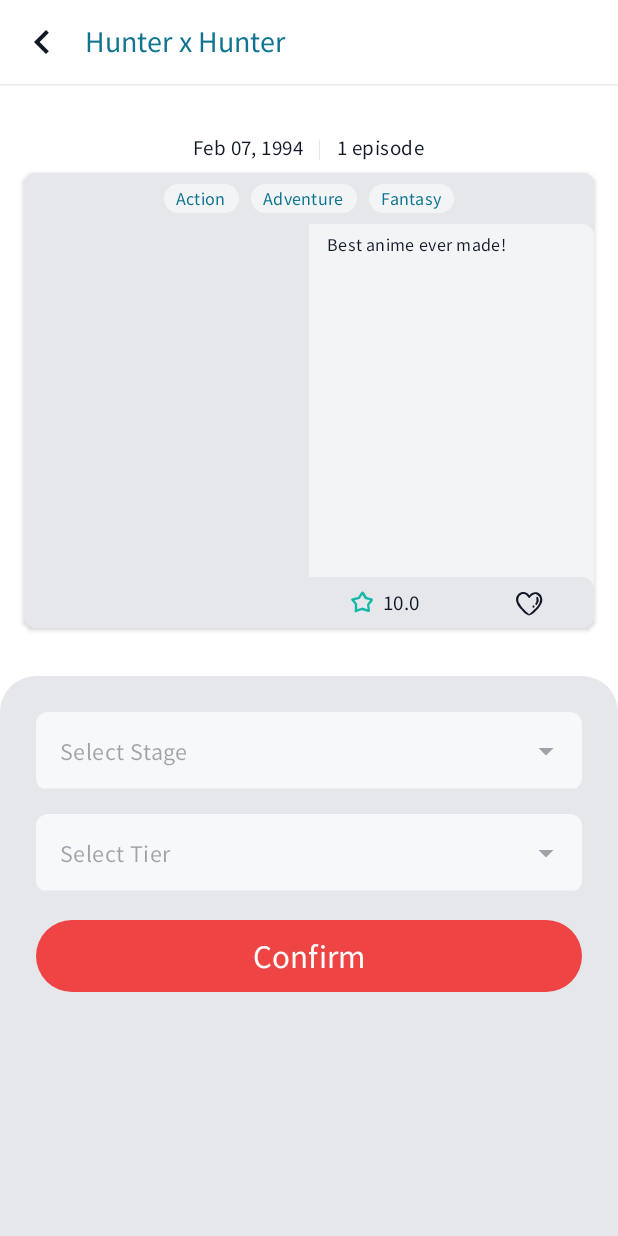
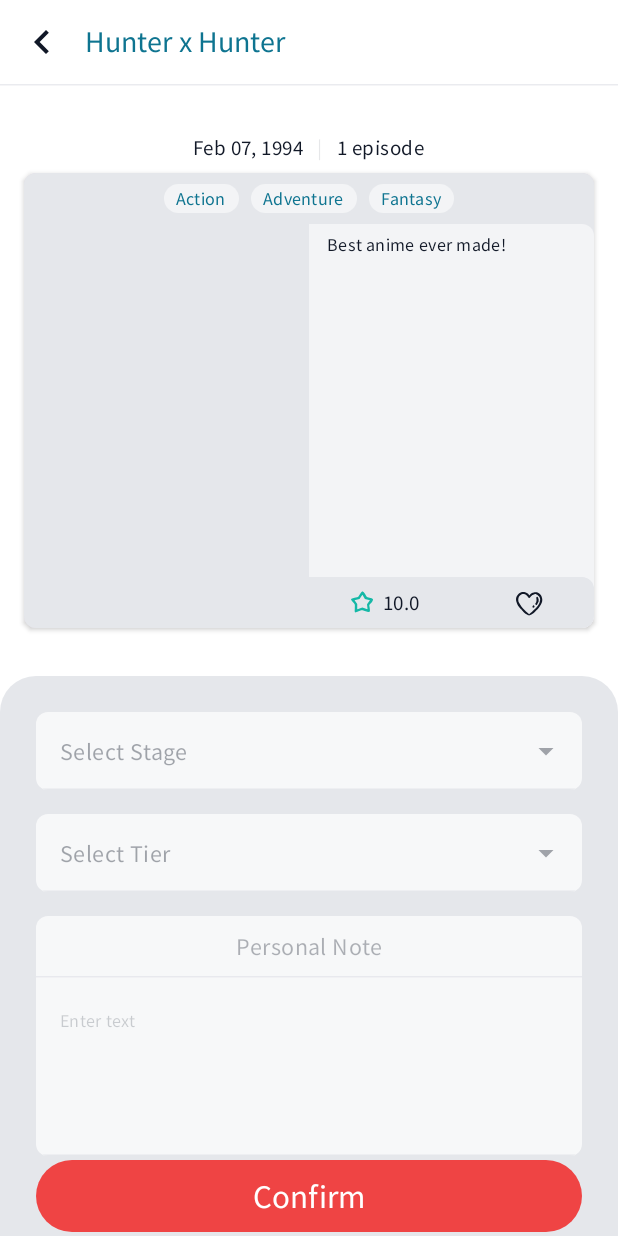
Before and after one commit to LcsGomes94/lcsanimelist_app_android, an Android app built with Jetpack Compose: the composable EditModal shown on its own in the app's theme, on a phone screen of 412 x 824 dp. Run offline under Robolectric (Android 15) with nearby library versions, the phone set to English and light mode, and no system bars; pictures from the network do not load.

Commit message:
added PersonalNotetextField to EditModal

```diff
--- a/app/src/main/java/app/vercel/lcsanimelist/presentation/ui/common/component/animecard/AnimeCard.kt
+++ b/app/src/main/java/app/vercel/lcsanimelist/presentation/ui/common/component/animecard/AnimeCard.kt
@@ -92,8 +92,10 @@ fun AnimeCard(
                                 .padding(vertical = 6.dp, horizontal = 12.dp)
                         ) {
                             Text(
-                                text = if (screenType == ScreenType.MODAL && previewNewNote.isNotEmpty() && previewIsFavorite) previewNewNote
-                                else anime.personalNote ?: anime.synopsis ?: "",
+                                text = if (screenType == ScreenType.MODAL) {
+                                    if (previewNewNote.isNotEmpty() && previewIsFavorite) previewNewNote
+                                    else anime.synopsis ?: ""
+                                } else anime.personalNote ?: anime.synopsis ?: "",
                                 style = MaterialTheme.typography.bodySmall,
                                 color = MaterialTheme.colorScheme.onSurface
                             )
--- a/app/src/main/java/app/vercel/lcsanimelist/presentation/ui/common/component/animecard/component/AnimeCardBottomBar.kt
+++ b/app/src/main/java/app/vercel/lcsanimelist/presentation/ui/common/component/animecard/component/AnimeCardBottomBar.kt
@@ -29,8 +29,8 @@ fun AnimeCardBottomBar(
     personalStage: PersonalStage? = Anime().personalStage,
     previewIsFavorite: Boolean = true,
     previewNewTier: PersonalTier? = null,
-    onFavoriteToggle: () -> Unit = { },
-    openModal: () -> Unit = { },
+    onFavoriteToggle: () -> Unit = {},
+    openModal: () -> Unit = {},
 ) {
 
     Box(
--- a/app/src/main/java/app/vercel/lcsanimelist/presentation/ui/common/component/editmodal/EditModal.kt
+++ b/app/src/main/java/app/vercel/lcsanimelist/presentation/ui/common/component/editmodal/EditModal.kt
@@ -1,10 +1,12 @@
 package app.vercel.lcsanimelist.presentation.ui.common.component.editmodal
 
 import androidx.compose.foundation.background
+import androidx.compose.foundation.layout.Arrangement
 import androidx.compose.foundation.layout.Box
 import androidx.compose.foundation.layout.Column
 import androidx.compose.foundation.layout.Row
 import androidx.compose.foundation.layout.Spacer
+import androidx.compose.foundation.layout.fillMaxHeight
 import androidx.compose.foundation.layout.fillMaxSize
 import androidx.compose.foundation.layout.fillMaxWidth
 import androidx.compose.foundation.layout.height
@@ -91,7 +93,9 @@ fun EditModal(
             previewNewTier = newTier,
             previewNewNote = newNote,
             screenType = ScreenType.MODAL,
-            onFavoriteToggle = viewModel::onFavoriteToggle
+            onFavoriteToggle = {
+                if (anime.personalStage != null) viewModel.onFavoriteToggle()
+            }
         )
         Spacer(modifier = Modifier.height(32.dp))
         Column(
@@ -102,14 +106,9 @@ fun EditModal(
                     color = MaterialTheme.colorScheme.surface,
                     shape = RoundedCornerShape(topStart = 24.dp, topEnd = 24.dp)
                 )
-                .padding(24.dp)
+                .padding(top = 24.dp, start = 24.dp, end = 24.dp)
         ) {
             Column(
-                modifier = Modifier.fillMaxWidth()
-            ) {
-
-            }
-            Box(
                 modifier = Modifier.weight(1f)
             ) {
                 EditModalForm(
@@ -121,11 +120,14 @@ fun EditModal(
                     onTierChange = viewModel::onTierChange,
                     onNoteChange = viewModel::onNoteChange
                 )
+                Column(
+                    modifier = Modifier.weight(1f),
+                    verticalArrangement = Arrangement.Center
+                ) {
                     Button(
                         modifier = Modifier
                             .fillMaxWidth()
-                        .height(48.dp)
-                        .align(Alignment.Center),
+                            .height(48.dp),
                         colors = ButtonDefaults.buttonColors(
                             containerColor =
                             if (isFavorite) MaterialTheme.colorScheme.primary
@@ -142,5 +144,6 @@ fun EditModal(
                 }
             }
         }
+    }
 
 }
--- a/app/src/main/java/app/vercel/lcsanimelist/presentation/ui/common/component/editmodal/component/EditModalForm.kt
+++ b/app/src/main/java/app/vercel/lcsanimelist/presentation/ui/common/component/editmodal/component/EditModalForm.kt
@@ -39,6 +39,11 @@ fun EditModalForm(
             newTier = newTier,
             onTierChange = onTierChange
         )
+        PersonalNoteTextField(
+            isFavorite = isFavorite,
+            newNote = newNote,
+            onNoteChange = onNoteChange
+        )
     }
 
 }
--- /dev/null
+++ b/app/src/main/java/app/vercel/lcsanimelist/presentation/ui/common/component/editmodal/component/PersonalNoteTextField.kt
@@ -0,0 +1,81 @@
+package app.vercel.lcsanimelist.presentation.ui.common.component.editmodal.component
+
+import androidx.compose.foundation.background
+import androidx.compose.foundation.layout.Box
+import androidx.compose.foundation.layout.Column
+import androidx.compose.foundation.layout.fillMaxWidth
+import androidx.compose.foundation.layout.height
+import androidx.compose.foundation.shape.RoundedCornerShape
+import androidx.compose.material3.ExposedDropdownMenuDefaults
+import androidx.compose.material3.HorizontalDivider
+import androidx.compose.material3.MaterialTheme
+import androidx.compose.material3.Text
+import androidx.compose.material3.TextField
+import androidx.compose.material3.TextFieldDefaults
+import androidx.compose.runtime.Composable
+import androidx.compose.ui.Alignment
+import androidx.compose.ui.Modifier
+import androidx.compose.ui.unit.dp
+
+@Composable
+fun PersonalNoteTextField(
+    modifier: Modifier = Modifier,
+    isFavorite: Boolean = true,
+    newNote: String = "",
+    onNoteChange: (String) -> Unit = {}
+) {
+    Column(
+        modifier = modifier
+            .fillMaxWidth()
+            .height(160.dp)
+            .background(
+                color = if (isFavorite) MaterialTheme.colorScheme.background else MaterialTheme.colorScheme.background.copy(alpha = 0.7f),
+                shape = RoundedCornerShape(8.dp)
+            )
+    ) {
+        Box(
+            modifier = Modifier
+                .fillMaxWidth()
+                .height(40.dp),
+            contentAlignment = Alignment.Center
+        ) {
+            Text(
+                text = "Personal Note",
+                color =  if (isFavorite) MaterialTheme.colorScheme.onSurface else MaterialTheme.colorScheme.onSurface.copy(alpha = 0.33f),
+                style = MaterialTheme.typography.bodyLarge,
+            )
+        }
+        HorizontalDivider(thickness = 1.dp, color = MaterialTheme.colorScheme.surface.copy(alpha = 0.8f))
+        TextField(
+            shape = RoundedCornerShape(8.dp),
+            modifier = Modifier
+                .fillMaxWidth()
+                .weight(1f),
+            value = newNote,
+            onValueChange = onNoteChange,
+            enabled = isFavorite,
+            colors = TextFieldDefaults.colors().copy(
+                unfocusedContainerColor = MaterialTheme.colorScheme.background,
+                focusedContainerColor = MaterialTheme.colorScheme.background,
+                disabledContainerColor = MaterialTheme.colorScheme.background.copy(alpha = 0.0f),
+                focusedIndicatorColor = MaterialTheme.colorScheme.surface,
+                unfocusedIndicatorColor = MaterialTheme.colorScheme.surface,
+                disabledIndicatorColor = MaterialTheme.colorScheme.surface,
+                focusedTextColor = MaterialTheme.colorScheme.onSurface,
+                unfocusedTextColor = MaterialTheme.colorScheme.onSurface,
+                focusedTrailingIconColor = MaterialTheme.colorScheme.onSurface,
+                unfocusedTrailingIconColor = MaterialTheme.colorScheme.onSurface,
+                focusedPlaceholderColor = MaterialTheme.colorScheme.onSurface.copy(alpha = 0.6f),
+                unfocusedPlaceholderColor = MaterialTheme.colorScheme.onSurface.copy(alpha = 0.6f),
+                disabledPlaceholderColor = MaterialTheme.colorScheme.onSurface.copy(alpha = 0.2f)
+            ),
+            textStyle = MaterialTheme.typography.bodySmall,
+            placeholder = {
+                Text(
+                    text = "Enter text",
+                    style = MaterialTheme.typography.bodySmall,
+                )
+            }
+        )
+    }
+}
--- a/app/src/main/java/app/vercel/lcsanimelist/presentation/ui/common/component/editmodal/component/StageDropDownMenu.kt
+++ b/app/src/main/java/app/vercel/lcsanimelist/presentation/ui/common/component/editmodal/component/StageDropDownMenu.kt
@@ -65,7 +65,6 @@ fun StageDropDownMenu(
                 focusedTrailingIconColor = MaterialTheme.colorScheme.onSurface,
                 unfocusedTrailingIconColor = MaterialTheme.colorScheme.onSurface
             ),
-
             textStyle = MaterialTheme.typography.bodyLarge,
         )
         DropdownMenu(
--- a/app/src/main/java/app/vercel/lcsanimelist/presentation/ui/common/component/editmodal/component/TierDropDownMenu.kt
+++ b/app/src/main/java/app/vercel/lcsanimelist/presentation/ui/common/component/editmodal/component/TierDropDownMenu.kt
@@ -66,7 +66,6 @@ fun TierDropDownMenu(
                 focusedTrailingIconColor = MaterialTheme.colorScheme.onSurface,
                 unfocusedTrailingIconColor = MaterialTheme.colorScheme.onSurface
             ),
-
             textStyle = MaterialTheme.typography.bodyLarge,
         )
         DropdownMenu(
```
Lines whose indentation alone changed are shown as unchanged.
